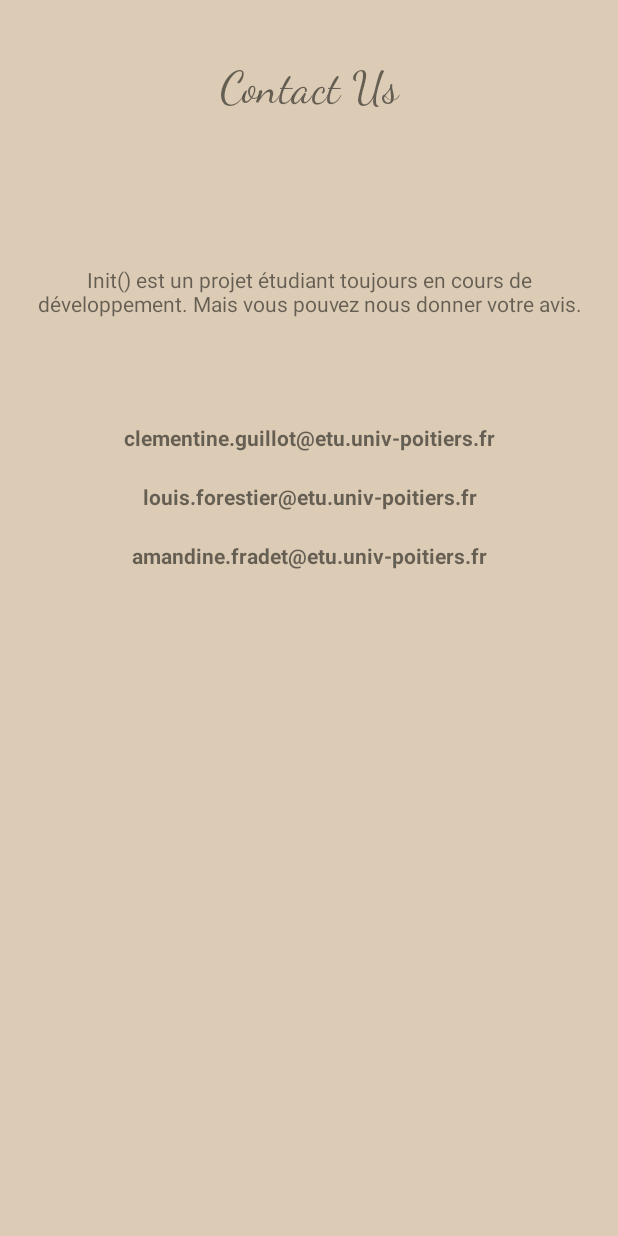
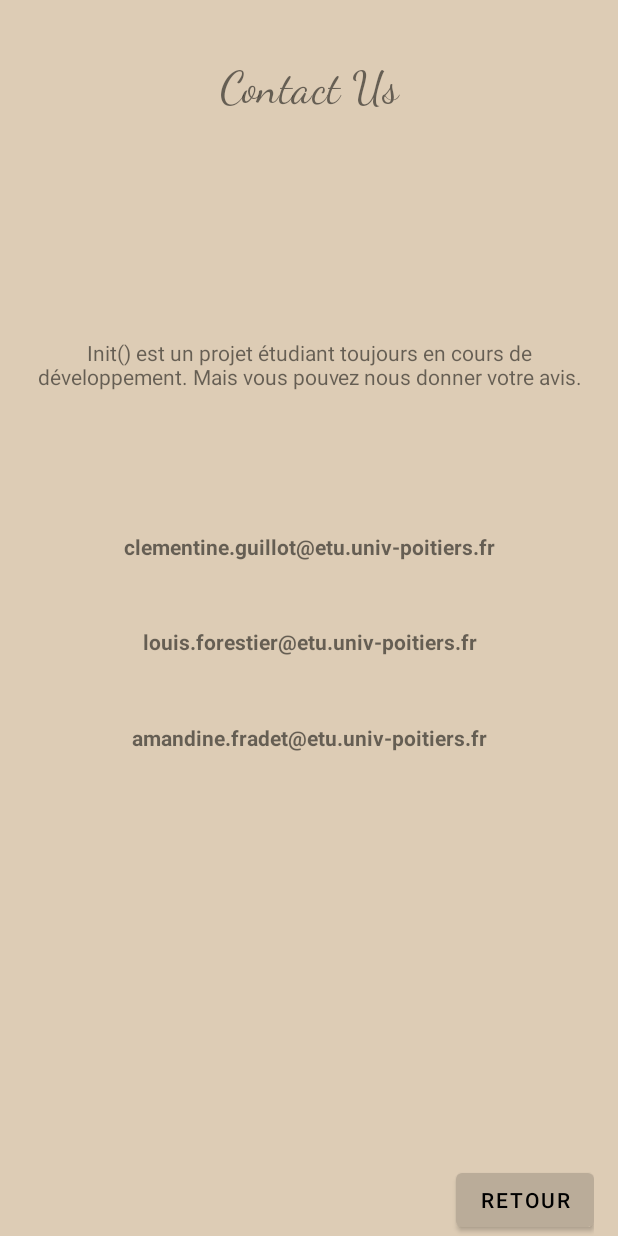
Before and after one commit to cguill18/Init, an Android app: the layout activity_contact.xml on its own in the app's theme, with its tools: preview values and no code run, on a phone screen of 412 x 824 dp. Run offline under Robolectric (Android 15) with nearby library versions, the light colour scheme and no system bars.

Commit message:
Contact v2 avec une ActionBar
Encore à tester. devrait permettre de retourner sur la page précédente (???)

```diff
--- a/Init/app/src/main/res/layout/activity_contact.xml
+++ b/Init/app/src/main/res/layout/activity_contact.xml
@@ -4,10 +4,12 @@
     xmlns:app="http://schemas.android.com/apk/res-auto"
     xmlns:tools="http://schemas.android.com/tools"
     android:layout_width="match_parent"
-    android:layout_height="wrap_content"
+    android:layout_height="match_parent"
     android:paddingLeft="16dp"
     android:paddingRight="16dp"
-    android:orientation="vertical" >
+    android:orientation="vertical"
+    tools:context=".Contact">
+
     <TextView
         android:layout_width="match_parent"
         android:layout_height="wrap_content"
@@ -54,12 +56,19 @@
         android:layout_height="wrap_content"
         android:layout_weight="1"
         android:paddingTop="10dp"
-        android:paddingBottom="10dp"
+        android:paddingBottom="250dp"
         android:layout_gravity="center"
         android:textAlignment="center"
         android:textStyle="bold"
         android:text="amandine.fradet@etu.univ-poitiers.fr" />
 
+    <Button
+        android:id="@+id/btnBack"
+        android:text="Retour"
+        android:layout_width="wrap_content"
+        android:layout_height="wrap_content"
+        android:layout_gravity="right"/>
+
 
 
 </LinearLayout>
```
Also changed, not shown: Init/app/src/main/java/com/example/init/contact.kt (+13 -14 lines).
